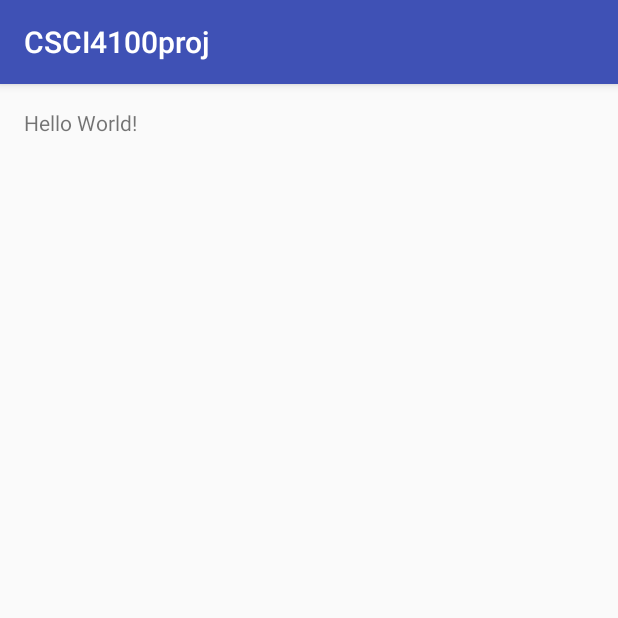
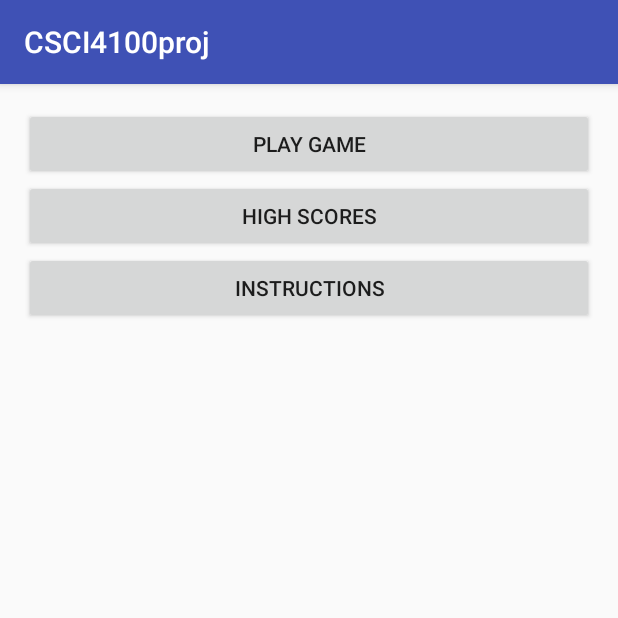
Before and after one commit to tjmacd/ski-game, an Android app: the screen it shows after launch (MainMenu), on a phone screen of 412 x 824 dp, the top half of it. Run offline under Robolectric (Android 15) with nearby library versions, the phone set to English and light mode, and no system bars.

Commit message:
Created main menu

```diff
--- a/app/src/main/res/layout/activity_main_menu.xml
+++ b/app/src/main/res/layout/activity_main_menu.xml
@@ -9,8 +9,27 @@
     android:paddingTop="@dimen/activity_vertical_margin"
     tools:context="com.example.thaddeus.csci4100proj.MainMenu">
 
-    <TextView
-        android:layout_width="wrap_content"
+    <Button
+        android:layout_width="match_parent"
         android:layout_height="wrap_content"
-        android:text="Hello World!" />
+        android:text="@string/play_game"
+        android:id="@+id/button"
+        android:layout_alignParentTop="true"
+        android:layout_centerHorizontal="true" />
+
+    <Button
+        android:layout_width="match_parent"
+        android:layout_height="wrap_content"
+        android:text="@string/high_scores"
+        android:id="@+id/button2"
+        android:layout_below="@+id/button"
+        android:layout_centerHorizontal="true" />
+
+    <Button
+        android:layout_width="match_parent"
+        android:layout_height="wrap_content"
+        android:text="@string/instructions"
+        android:id="@+id/button3"
+        android:layout_below="@+id/button2"
+        android:layout_centerHorizontal="true" />
 </RelativeLayout>
--- a/app/src/main/res/values/strings.xml
+++ b/app/src/main/res/values/strings.xml
@@ -1,3 +1,6 @@
 <resources>
     <string name="app_name">CSCI4100proj</string>
+    <string name="play_game">Play Game</string>
+    <string name="high_scores">High Scores</string>
+    <string name="instructions">Instructions</string>
 </resources>
```
